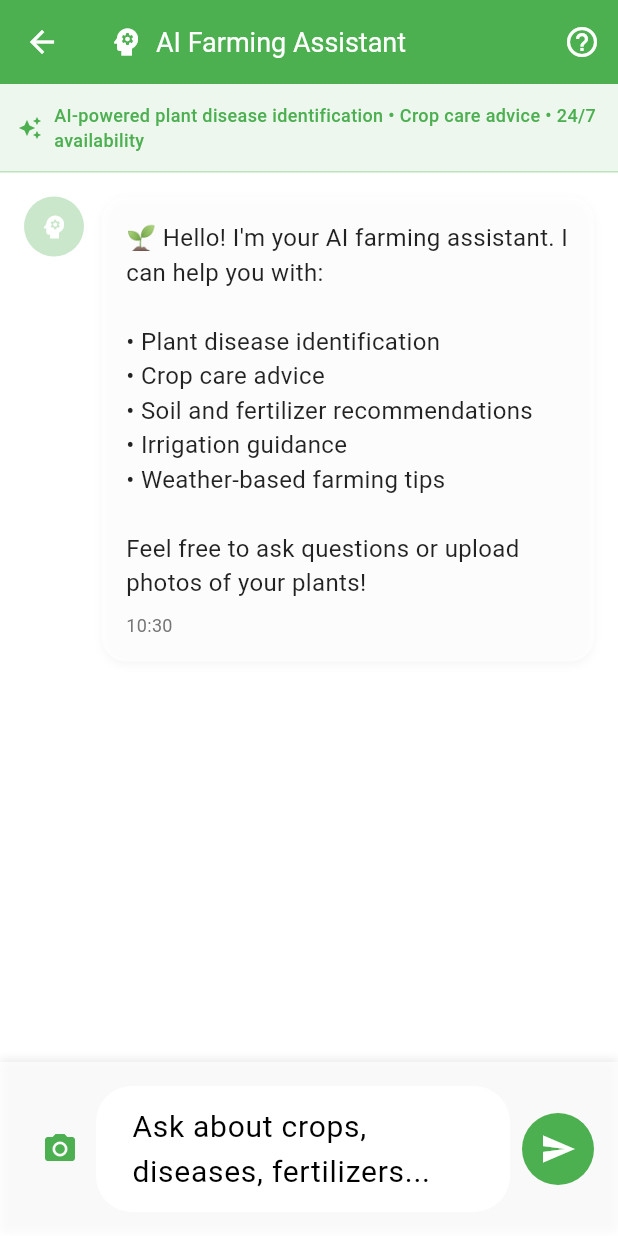
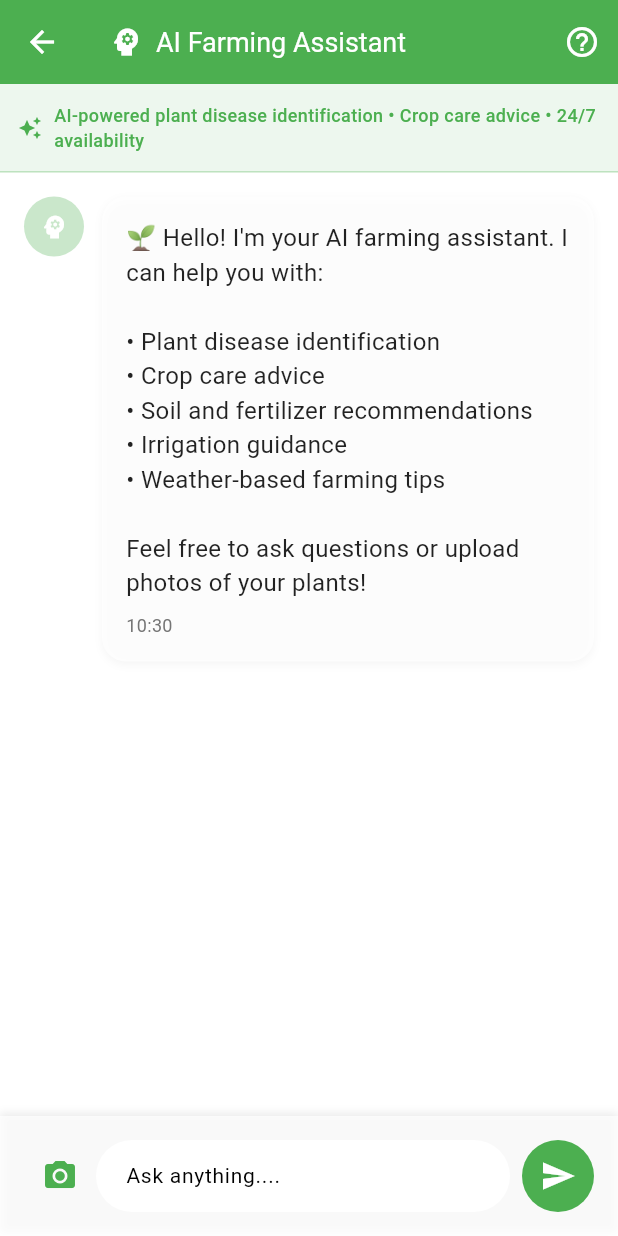
Before and after one commit to chater-marzougui/Hrayer, a Flutter app: the ChatAIScreen screen opened directly, on a phone screen of 412 x 824 dp. Run offline on Flutter 3.47's test engine with Material 3 defaults, Android fonts, the phone set to English and light mode, and no system bars; our stand-ins replace cloud_firestore, firebase_auth, firebase_core, fluttertoast, google_sign_in, image_picker and 3 more; accounts and stored records are empty; generated files the repository leaves out were written again.

Commit message:
Update user role default to "sponsor" and refine UI elements in chat and land list screens

```diff
--- a/lib/bottom_navbar.dart
+++ b/lib/bottom_navbar.dart
@@ -58,7 +58,7 @@ class _HomePageState extends State<BottomNavbar> {
         await FirebaseFirestore.instance.collection('users').doc(user.uid).get();
 
     setState(() {
-      role = doc.data()?['role'] as String? ?? "farmer"; // Default to "farmer" if role doesn't exist
+      role = doc.data()?['role'] as String? ?? "sponsor"; // Default to "farmer" if role doesn't exist
       _setupPages();
     });
   }
--- a/lib/screens/farmer/chat_ai.dart
+++ b/lib/screens/farmer/chat_ai.dart
@@ -507,8 +507,10 @@ class _ChatAIScreenState extends State<ChatAIScreen> {
                     controller: _messageController,
                     maxLines: null,
                     textCapitalization: TextCapitalization.sentences,
+                    style: const TextStyle(fontSize: 14), // Reduced text size
                     decoration: InputDecoration(
-                      hintText: 'Ask about crops, diseases, fertilizers...',
+                      hintText: 'Ask anything....',
+                      hintStyle: const TextStyle(fontSize: 14), // Smaller hint text
                       border: OutlineInputBorder(
                         borderRadius: BorderRadius.circular(24),
                         borderSide: BorderSide.none,
@@ -516,8 +518,8 @@ class _ChatAIScreenState extends State<ChatAIScreen> {
                       filled: true,
                       fillColor: theme.scaffoldBackgroundColor,
                       contentPadding: const EdgeInsets.symmetric(
-                        horizontal: 20,
-                        vertical: 12,
+                        horizontal: 16, // Slightly reduced horizontal padding
+                        vertical: 10,  // Slightly reduced vertical padding
                       ),
                     ),
                     onSubmitted: (_) => _sendMessage(),
--- a/lib/screens/sponsor/dashboard.dart
+++ b/lib/screens/sponsor/dashboard.dart
@@ -34,7 +34,6 @@ class _SponsorDashboardState extends State<SponsorDashboard> {
       final querySnapshot = await FirebaseFirestore.instance
           .collection('lands')
           .where('sponsors', arrayContains: currentUser!.uid)
-          .orderBy('createdAt', descending: true)
           .get();
 
       sponsoredLands = querySnapshot.docs
--- a/lib/screens/sponsor/land_list.dart
+++ b/lib/screens/sponsor/land_list.dart
@@ -45,13 +45,11 @@ class _LandListScreenState extends State<LandListScreen> {
     try {
       final querySnapshot = await FirebaseFirestore.instance
           .collection('lands')
-          .where('isActive', isEqualTo: true)
-          .orderBy('createdAt', descending: true)
           .get();
 
       availableLands = querySnapshot.docs
           .map((doc) => LandModel.fromFirestore(doc))
-          .where((land) => !land.isFullyFunded) // Only show lands that need funding
+          .where((land) => land.isActive == true)
           .toList();
 
       _applyFilters();
@@ -479,7 +477,7 @@ class _LandListScreenState extends State<LandListScreen> {
                                 ),
                               ),
                               Text(
-                                '\${land.totalFulfilled.toStringAsFixed(0)} of \${land.totalNeeded.toStringAsFixed(0)}',
+                                '${land.totalFulfilled.toStringAsFixed(0)} of ${land.totalNeeded.toStringAsFixed(0)}',
                                 style: theme.textTheme.bodySmall?.copyWith(
                                   color: Colors.grey[600],
                                 ),
```
